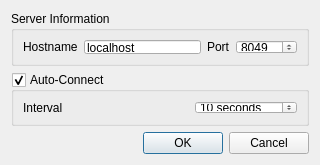
dgraves/iTCH, file PiTCH/NetworkDialog.ui: the form before one commit.
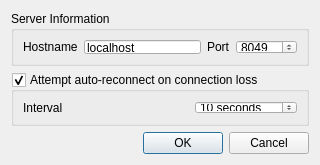
The form after the commit.

Commit message:
Implemented client auto-connect
Added client auto-connect feature to reconnect to server when a connection is lost.  Auto-connect is only enabled when the connection fails, not when the user explicitly disconnects the client.
Removed auto-connect entry from TODO.

Diff of the .ui file:
```diff
--- a/PiTCH/NetworkDialog.ui
+++ b/PiTCH/NetworkDialog.ui
@@ -68,7 +68,7 @@
      <item>
       <widget class="QGroupBox" name="connectionBox">
        <property name="title">
-        <string>Auto-Connect</string>
+        <string>Attempt auto-reconnect on connection loss</string>
        </property>
        <property name="checkable">
         <bool>true</bool>
```
The commit also changes 4 other files.
